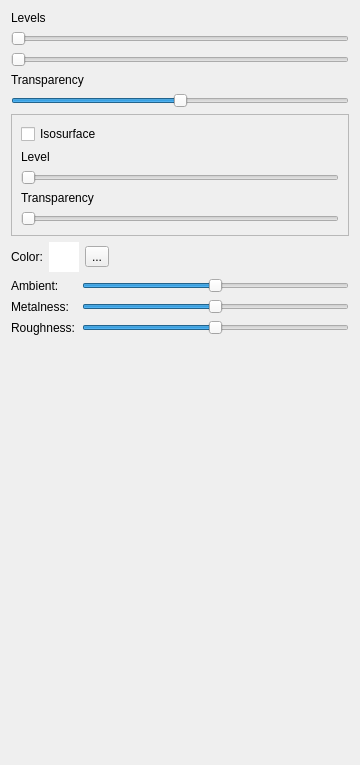
First picture: the form in src/gui/main_window/volume_widget.ui, repository cppd/math, before the edit.
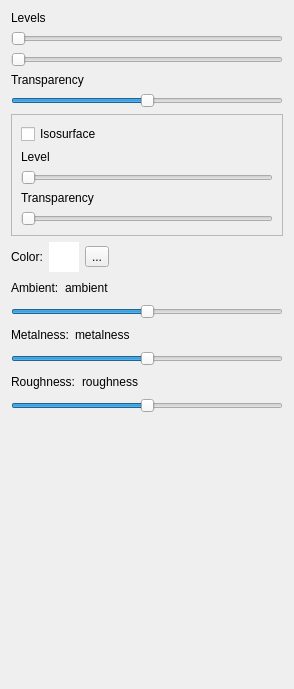
Second picture: the form after the edit.

Diff of the .ui file:
```diff
--- a/src/gui/main_window/volume_widget.ui
+++ b/src/gui/main_window/volume_widget.ui
@@ -6,8 +6,8 @@
    <rect>
     <x>0</x>
     <y>0</y>
-    <width>360</width>
-    <height>765</height>
+    <width>294</width>
+    <height>689</height>
    </rect>
   </property>
   <property name="windowTitle">
@@ -214,72 +214,137 @@
     </layout>
    </item>
    <item>
-    <layout class="QFormLayout" name="formLayout_6">
-     <item row="0" column="0">
+    <layout class="QHBoxLayout" name="horizontalLayout">
+     <item>
       <widget class="QLabel" name="label_22">
        <property name="text">
         <string>Ambient:</string>
        </property>
       </widget>
      </item>
-     <item row="0" column="1">
-      <widget class="QSlider" name="slider_ambient">
-       <property name="maximum">
-        <number>2000</number>
+     <item>
+      <widget class="QLabel" name="label_ambient">
+       <property name="text">
+        <string>ambient</string>
        </property>
-       <property name="value">
-        <number>1000</number>
-       </property>
+      </widget>
+     </item>
+     <item>
+      <spacer name="horizontalSpacer">
        <property name="orientation">
         <enum>Qt::Horizontal</enum>
        </property>
-      </widget>
+       <property name="sizeHint" stdset="0">
+        <size>
+         <width>40</width>
+         <height>20</height>
+        </size>
+       </property>
+      </spacer>
      </item>
-     <item row="1" column="0">
+    </layout>
+   </item>
+   <item>
+    <widget class="QSlider" name="slider_ambient">
+     <property name="maximum">
+      <number>1000</number>
+     </property>
+     <property name="value">
+      <number>500</number>
+     </property>
+     <property name="orientation">
+      <enum>Qt::Horizontal</enum>
+     </property>
+    </widget>
+   </item>
+   <item>
+    <layout class="QHBoxLayout" name="horizontalLayout_2">
+     <item>
       <widget class="QLabel" name="label_20">
        <property name="text">
         <string>Metalness:</string>
        </property>
       </widget>
      </item>
-     <item row="1" column="1">
-      <widget class="QSlider" name="slider_metalness">
-       <property name="maximum">
-        <number>2000</number>
+     <item>
+      <widget class="QLabel" name="label_metalness">
+       <property name="text">
+        <string>metalness</string>
        </property>
-       <property name="value">
-        <number>1000</number>
-       </property>
+      </widget>
+     </item>
+     <item>
+      <spacer name="horizontalSpacer_2">
        <property name="orientation">
         <enum>Qt::Horizontal</enum>
        </property>
-      </widget>
+       <property name="sizeHint" stdset="0">
+        <size>
+         <width>40</width>
+         <height>20</height>
+        </size>
+       </property>
+      </spacer>
      </item>
-     <item row="2" column="0">
+    </layout>
+   </item>
+   <item>
+    <widget class="QSlider" name="slider_metalness">
+     <property name="maximum">
+      <number>1000</number>
+     </property>
+     <property name="value">
+      <number>500</number>
+     </property>
+     <property name="orientation">
+      <enum>Qt::Horizontal</enum>
+     </property>
+    </widget>
+   </item>
+   <item>
+    <layout class="QHBoxLayout" name="horizontalLayout_3">
+     <item>
       <widget class="QLabel" name="label_19">
        <property name="text">
         <string>Roughness:</string>
        </property>
       </widget>
      </item>
-     <item row="2" column="1">
-      <widget class="QSlider" name="slider_roughness">
-       <property name="minimum">
-        <number>0</number>
+     <item>
+      <widget class="QLabel" name="label_roughness">
+       <property name="text">
+        <string>roughness</string>
        </property>
-       <property name="maximum">
-        <number>100</number>
-       </property>
-       <property name="value">
-        <number>50</number>
-       </property>
+      </widget>
+     </item>
+     <item>
+      <spacer name="horizontalSpacer_3">
        <property name="orientation">
         <enum>Qt::Horizontal</enum>
        </property>
-      </widget>
+       <property name="sizeHint" stdset="0">
+        <size>
+         <width>40</width>
+         <height>20</height>
+        </size>
+       </property>
+      </spacer>
      </item>
     </layout>
    </item>
+   <item>
+    <widget class="QSlider" name="slider_roughness">
+     <property name="maximum">
+      <number>1000</number>
+     </property>
+     <property name="value">
+      <number>500</number>
+     </property>
+     <property name="orientation">
+      <enum>Qt::Horizontal</enum>
+     </property>
+    </widget>
+   </item>
    <item>
     <spacer name="verticalSpacer">
      <property name="orientation">
```
